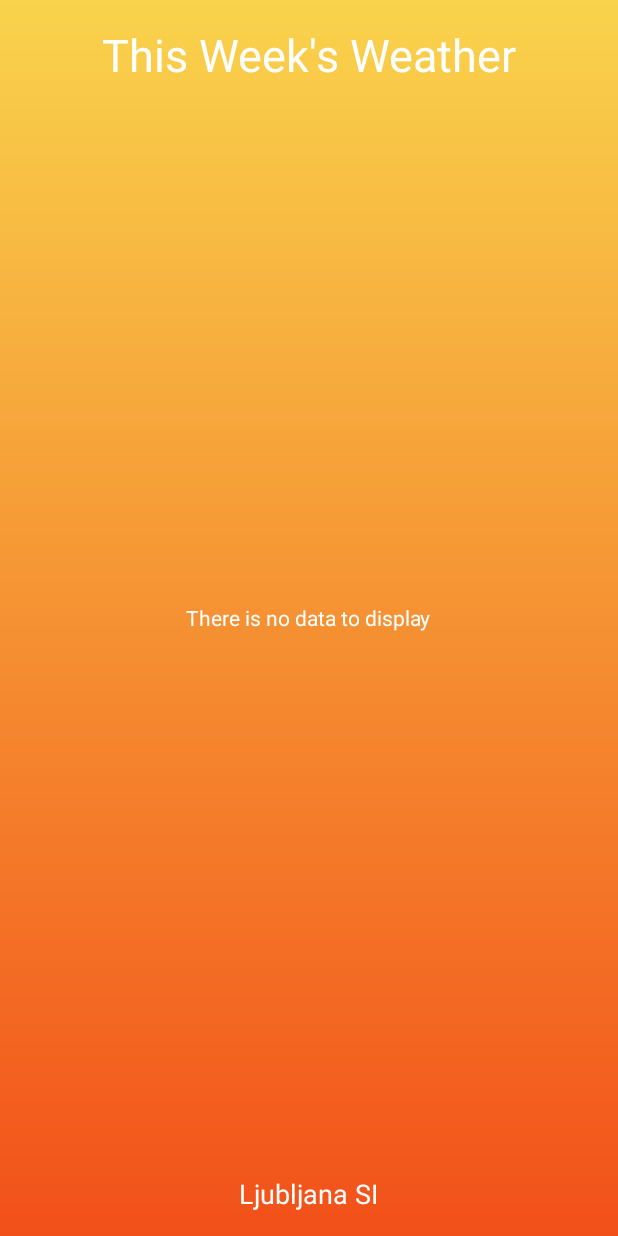
After one commit to jpirih/Stormy, an Android app: the DailyForecastActivity screen opened directly, with no data from a screen before it, on a phone screen of 412 x 824 dp. The commit adds this screen. Run offline under Robolectric (Android 15) with nearby library versions, the phone set to English and light mode, and no system bars; 2 statements that could not run were skipped.

Commit message:
Daily and Hourly forecast added

```diff
--- a/app/build.gradle
+++ b/app/build.gradle
@@ -21,6 +21,7 @@ android {
 dependencies {
     implementation fileTree(dir: 'libs', include: ['*.jar'])
     implementation 'com.android.support:appcompat-v7:26.1.0'
+    compile "com.android.support:recyclerview-v7:26.1.0"
     compile 'com.squareup.okhttp3:okhttp:3.9.0'
     compile 'com.google.code.gson:gson:2.8.2'
     compile 'com.jakewharton:butterknife:8.8.1'
--- /dev/null
+++ b/app/src/main/java/com/kekec_apps/stormy/ui/DailyForecastActivity.java
@@ -0,0 +1,50 @@
+package com.kekec_apps.stormy.ui;
+
+import android.app.ListActivity;
+import android.content.Intent;
+import android.os.Parcelable;
+import android.support.v7.app.AppCompatActivity;
+import android.os.Bundle;
+import android.view.View;
+import android.widget.AdapterView;
+import android.widget.ArrayAdapter;
+import android.widget.ListView;
+import android.widget.Toast;
+
+import com.kekec_apps.stormy.R;
+import com.kekec_apps.stormy.adapters.DayAdapter;
+import com.kekec_apps.stormy.weather.Day;
+
+import java.lang.reflect.Array;
+import java.util.Arrays;
+
+public class DailyForecastActivity extends ListActivity {
+    private Day[] mDays;
+
+    @Override
+    protected void onCreate(Bundle savedInstanceState) {
+        super.onCreate(savedInstanceState);
+        setContentView(R.layout.activity_daily_forecast);
+
+        // get extras from intent convert arrays
+        Intent intent = getIntent();
+        Parcelable[] parcelables = intent.getParcelableArrayExtra(MainActivity.DAILY_FORECAST);
+        mDays = Arrays.copyOf(parcelables, parcelables.length, Day[].class);
+
+        DayAdapter adapter = new DayAdapter(this, mDays);
+        setListAdapter(adapter);
+    }
+
+    @Override
+    protected void onListItemClick(ListView l, View v, int position, long id) {
+        super.onListItemClick(l, v, position, id);
+        String dayOfWeek = mDays[position].getDayOfTheWeek();
+        String condition = mDays[position].getSummary();
+        String highTemp = mDays[position].getTemperatureMax() + "";
+        String message = String.format("On %s the high will be %s and will be %s",
+                dayOfWeek, highTemp, condition);
+
+        Toast.makeText(this, message, Toast.LENGTH_SHORT).show();
+
+    }
+}
--- /dev/null
+++ b/app/src/main/res/drawable/bg_gradient.xml
@@ -0,0 +1,14 @@
+<?xml version="1.0" encoding="utf-8"?>
+<shape xmlns:android="http://schemas.android.com/apk/res/android"
+    android:shape="rectangle">
+
+    <gradient
+        android:startColor="#F9D34C"
+        android:endColor="#F25019"
+        android:angle="270"
+        android:type="linear"/>
+
+    <!--<corners android:radius="40dp"/>-->
+
+
+</shape>
--- /dev/null
+++ b/app/src/main/res/layout/activity_daily_forecast.xml
@@ -0,0 +1,62 @@
+<?xml version="1.0" encoding="utf-8"?>
+<RelativeLayout xmlns:android="http://schemas.android.com/apk/res/android"
+    xmlns:app="http://schemas.android.com/apk/res-auto"
+    xmlns:tools="http://schemas.android.com/tools"
+    android:layout_width="match_parent"
+    android:layout_height="match_parent"
+    android:background="@drawable/bg_gradient"
+    tools:context=".ui.DailyForecastActivity">
+
+    <TextView
+        android:id="@+id/weeklyForecastTitle"
+        android:layout_width="wrap_content"
+        android:layout_height="wrap_content"
+        android:text="@string/this_week_weather_title"
+        android:layout_centerHorizontal="true"
+        android:layout_alignParentTop="true"
+        android:layout_marginTop="16dp"
+        android:layout_marginBottom="16dp"
+        android:textColor="#FFFFFF"
+        android:textSize="30sp"/>
+
+    <TextView
+        android:layout_width="wrap_content"
+        android:layout_height="wrap_content"
+        android:id="@+id/locationLabel"
+        android:layout_alignParentBottom="true"
+        android:text="@string/current_location_label"
+        android:layout_centerHorizontal="true"
+        android:layout_marginBottom="16dp"
+        android:textColor="#FFFFFF"
+        android:textSize="18sp" />
+
+    <LinearLayout
+        android:layout_width="wrap_content"
+        android:layout_height="wrap_content"
+        android:orientation="vertical"
+        android:gravity="center_vertical"
+        android:layout_below="@+id/weeklyForecastTitle"
+        android:layout_above="@+id/locationLabel">
+
+        <ListView
+            android:layout_width="match_parent"
+            android:layout_height="match_parent"
+            android:id="@android:id/list"
+            android:layout_below="@+id/weeklyForecastTitle"
+            android:layout_above="@+id/locationLabel"
+            android:divider="@null"
+            android:dividerHeight="0dp">
+        </ListView>
+    </LinearLayout>
+
+
+
+    <TextView
+        android:id="@android:id/empty"
+        android:layout_width="wrap_content"
+        android:layout_height="wrap_content"
+        android:layout_centerHorizontal="true"
+        android:layout_centerVertical="true"
+        android:text="@string/no_daily_forecast_data"
+        android:textColor="#FFFFFFFF"/>
+</RelativeLayout>
--- a/app/src/main/res/values/strings.xml
+++ b/app/src/main/res/values/strings.xml
@@ -6,7 +6,13 @@
     <string name="network_message">Network is unavailable!</string>
     <string name="current_time_label">Danes ob %s</string>
     <string name="current_temperature"> %.0f</string>
+    <string name="daily_temperature"> %.0f</string>
+    <string name="hourly_temperature"> %.0f</string>
     <string name="current_humidity"> %.2f</string>
     <string name="current_rain_prob"> %.1f </string>
     <string name="current_location_label">Ljubljana SI</string>
+    <string name="hourly_button">Hourly</string>
+    <string name="daily_button">Daily</string>
+    <string name="no_daily_forecast_data">There is no data to display</string>
+    <string name="this_week_weather_title">This Week\'s Weather</string>
 </resources>
```
Also changed, not shown: app/src/main/AndroidManifest.xml (+10 -3 lines), app/src/main/java/com/kekec_apps/stormy/adapters/DayAdapter.java (added, +74 -0 lines), app/src/main/java/com/kekec_apps/stormy/adapters/HourAdapter.java (added, +79 -0 lines), app/src/main/java/com/kekec_apps/stormy/ui/HourlyForecastActivity.java (added, +44 -0 lines), app/src/main/java/com/kekec_apps/stormy/ui/MainActivity.java (+18 -7 lines), app/src/main/java/com/kekec_apps/stormy/weather/Current.java (+1 -34 lines), app/src/main/java/com/kekec_apps/stormy/weather/Day.java (+67 -1 lines), app/src/main/java/com/kekec_apps/stormy/weather/Forecast.java (+43 -0 lines), app/src/main/java/com/kekec_apps/stormy/weather/Hour.java (+52 -1 lines), app/src/main/res/layout/activity_hourly_forecast.xml (added, +17 -0 lines), app/src/main/res/layout/activity_main.xml (+31 -2 lines), app/src/main/res/layout/daily_list_item.xml (added, +51 -0 lines), app/src/main/res/layout/hourly_list_item.xml (added, +59 -0 lines), 1 other file.
